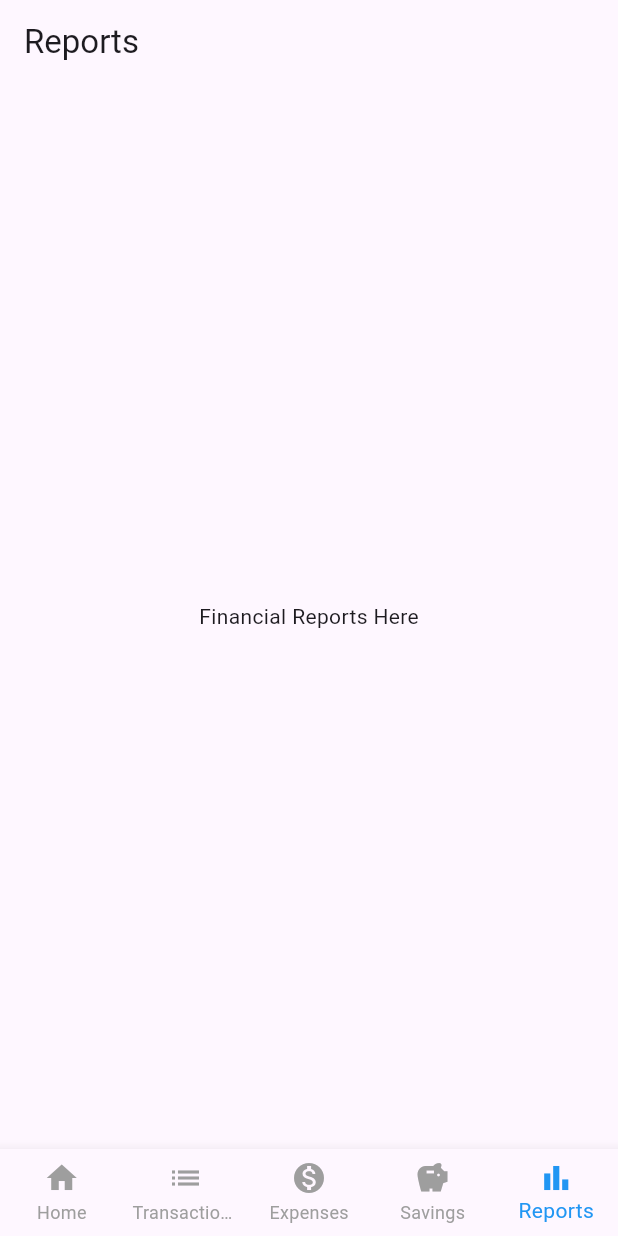
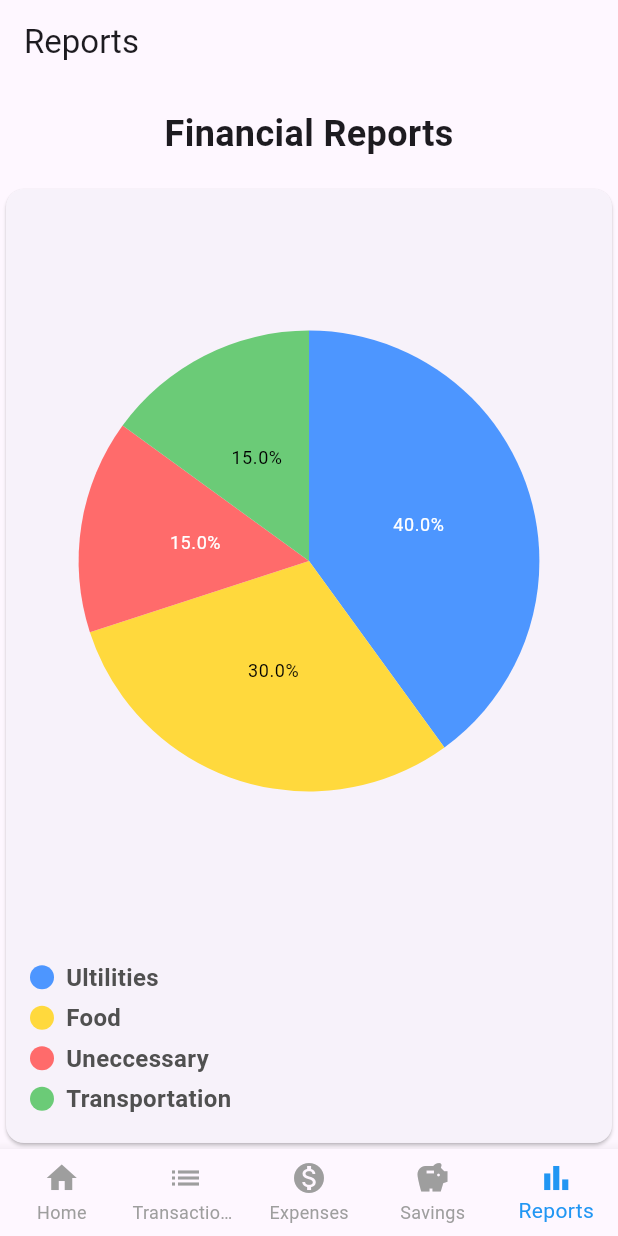
Before and after one commit to pham022/HackUTD-2024, a Flutter app: the screen it shows after launch, item 5 of the bottom bar chosen, on a phone screen of 412 x 824 dp. Run offline on Flutter 3.47's test engine with Material 3 defaults, Android fonts, the phone set to English and light mode, and no system bars; our stand-ins replace csv, syncfusion_flutter_charts.

Commit message:
Final Submission

```diff
--- /dev/null
+++ b/lib/data/pie_chart_data.dart
@@ -0,0 +1,20 @@
+import 'package:flutter/material.dart';
+
+class PieData {
+  static List<Data> data = [
+    Data(name: 'Ultilities', percent: 40, color: const Color(0xFF4D96FF)),
+    Data(name: 'Food', percent: 30, color: const Color(0xFFFFD93D)),
+    Data(name: 'Uneccessary', percent: 15, color: const Color(0xFFFF6B6B)),
+    Data(name: 'Transportation', percent: 15, color: const Color(0xFF6BCB77)),
+  ];
+}
+
+class Data {
+  final String name;
+
+  final double percent;
+
+  final Color color;
+
+  Data({required this.name, required this.percent, required this.color});
+}
--- /dev/null
+++ b/lib/screens/pie_chart.dart
@@ -0,0 +1,54 @@
+import 'package:flutter/material.dart';
+import 'package:syncfusion_flutter_charts/charts.dart';
+import '../data/pie_chart_data.dart';
+import '../widget/indicator_widget.dart';
+
+class PieChartPage extends StatefulWidget {
+  @override
+  _PieChartPageState createState() => _PieChartPageState();
+}
+
+class _PieChartPageState extends State<PieChartPage> {
+  int? touchedIndex;
+
+  @override
+  Widget build(BuildContext context) {
+    return Scaffold(
+      // Removed the AppBar to eliminate the back arrow and title
+      body: Card(
+        child: Column(
+          children: <Widget>[
+            Expanded(
+              child: SfCircularChart(
+                legend: Legend(isVisible: false), // Disable default legend
+                series: <CircularSeries>[
+                  PieSeries<Data, String>(
+                    dataSource: PieData.data,
+                    xValueMapper: (Data data, _) => data.name,
+                    yValueMapper: (Data data, _) => data.percent,
+                    pointColorMapper: (Data data, _) => data.color, // Map colors explicitly
+                    dataLabelMapper: (Data data, _) => '${data.percent}%',
+                    dataLabelSettings: DataLabelSettings(
+                      isVisible: true,
+                      ),
+                    explode: true,
+                    explodeIndex: touchedIndex ?? -1,
+                    onPointTap: (ChartPointDetails details) {
+                      setState(() {
+                        touchedIndex = details.pointIndex;
+                      });
+                    },
+                  ),
+                ],
+              ),
+            ),
+            Padding(
+              padding: const EdgeInsets.all(16),
+              child: IndicatorsWidget(), // Use the custom indicators
+            ),
+          ],
+        ),
+      ),
+    );
+  }
+}
--- a/lib/screens/reports_screen.dart
+++ b/lib/screens/reports_screen.dart
@@ -1,4 +1,5 @@
 import 'package:flutter/material.dart';
+import '/screens/pie_chart.dart';
 
 class ReportsScreen extends StatelessWidget {
   @override
@@ -7,8 +8,19 @@ class ReportsScreen extends StatelessWidget {
       appBar: AppBar(
         title: Text('Reports'),
       ),
-      body: Center(
-        child: Text('Financial Reports Here'), // Placeholder for financial charts
+      body: Column(
+        children: [
+          Padding(
+            padding: const EdgeInsets.all(16.0),
+            child: Text(
+              'Financial Reports',
+              style: TextStyle(fontSize: 24, fontWeight: FontWeight.bold),
+            ),
+          ),
+          Expanded(
+            child: PieChartPage(), // Include the PieChartPage widget here
+          ),
+        ],
       ),
     );
   }
--- a/lib/screens/savings_screen.dart
+++ b/lib/screens/savings_screen.dart
@@ -36,9 +36,9 @@ class SavingsScreen extends StatelessWidget {
                     size: Size(MediaQuery.of(context).size.width, 200),
                     painter: PieChartPainter(credits: credits, debits: debits),
                   ),
-                  Text('Credits: \$${credits.toStringAsFixed(2)}', style: TextStyle(color: Colors.green)),
-                  Text('Debits: \$${debits.toStringAsFixed(2)}', style: TextStyle(color: Colors.red)),
-                  Text('You saved \$${(credits - debits).toStringAsFixed(2)} this month!',
+                  Text('Credits: \$1900', style: TextStyle(color: Colors.green)),
+                  Text('Debits: \$1720', style: TextStyle(color: Colors.red)),
+                  Text('You saved \$180 this month!',
                       style: TextStyle(fontSize: 20, fontWeight: FontWeight.bold, color: (credits - debits) >= 0 ? Colors.green : Colors.red)),
                   SizedBox(height: 50),
                   _buildBuyingGoals(),
--- /dev/null
+++ b/lib/widget/indicator_widget.dart
@@ -0,0 +1,50 @@
+import 'package:flutter/material.dart';
+import '../data/pie_chart_data.dart';
+
+
+class IndicatorsWidget extends StatelessWidget {
+  @override
+  Widget build(BuildContext context) => Column(
+        crossAxisAlignment: CrossAxisAlignment.start,
+        children: PieData.data
+            .map(
+              (data) => Container(
+                  padding: EdgeInsets.symmetric(vertical: 2),
+                  child: buildIndicator(
+                    color: data.color,
+                    text: data.name,
+                    // isSquare: true,
+                  )),
+            )
+            .toList(),
+      );
+
+  Widget buildIndicator({
+    required Color color,
+    required String text,
+    bool isSquare = false,
+    double size = 16,
+    Color textColor = const Color(0xff505050),
+  }) =>
+      Row(
+        children: <Widget>[
+          Container(
+            width: size,
+            height: size,
+            decoration: BoxDecoration(
+              shape: isSquare ? BoxShape.rectangle : BoxShape.circle,
+              color: color,
+            ),
+          ),
+          const SizedBox(width: 8),
+          Text(
+            text,
+            style: TextStyle(
+              fontSize: 16,
+              fontWeight: FontWeight.bold,
+              color: textColor,
+            ),
+          )
+        ],
+      );
+}
--- /dev/null
+++ b/lib/widget/pie_chart_sections.dart
@@ -0,0 +1,29 @@
+import 'package:flutter/material.dart';
+import 'package:syncfusion_flutter_charts/charts.dart';
+import '../data/pie_chart_data.dart'; // Adjust the path to match your project structure
+
+class PieChartPage extends StatelessWidget {
+  @override
+  Widget build(BuildContext context) {
+    return Scaffold(
+      appBar: AppBar(
+        title: Text('Pie Chart Example'),
+      ),
+      body: SfCircularChart(
+        title: ChartTitle(text: 'Pie Chart Example'),
+        legend: Legend(isVisible: true),
+        series: <CircularSeries>[
+          PieSeries<Data, String>(
+            dataSource: PieData.data, // Use your PieData.data here
+            xValueMapper: (Data data, _) => data.name, // Map the name for x-axis
+            yValueMapper: (Data data, _) => data.percent, // Map the percentage for y-axis
+            dataLabelMapper: (Data data, _) => '${data.percent}%', // Map the label
+            dataLabelSettings: DataLabelSettings(isVisible: true), // Show data labels
+            explode: true, // Enable explode effect
+            explodeIndex: 0, // Explode the first segment
+          ),
+        ],
+      ),
+    );
+  }
+}
--- a/pubspec.yaml
+++ b/pubspec.yaml
@@ -32,6 +32,7 @@ dependencies:
     sdk: flutter
   csv: ^5.0.0
   path_provider: ^2.0.2
+  syncfusion_flutter_charts: ^20.4.38
 
   # The following adds the Cupertino Icons font to your application.
   # Use with the CupertinoIcons class for iOS style icons.
```
Also changed, not shown: pubspec.lock.
